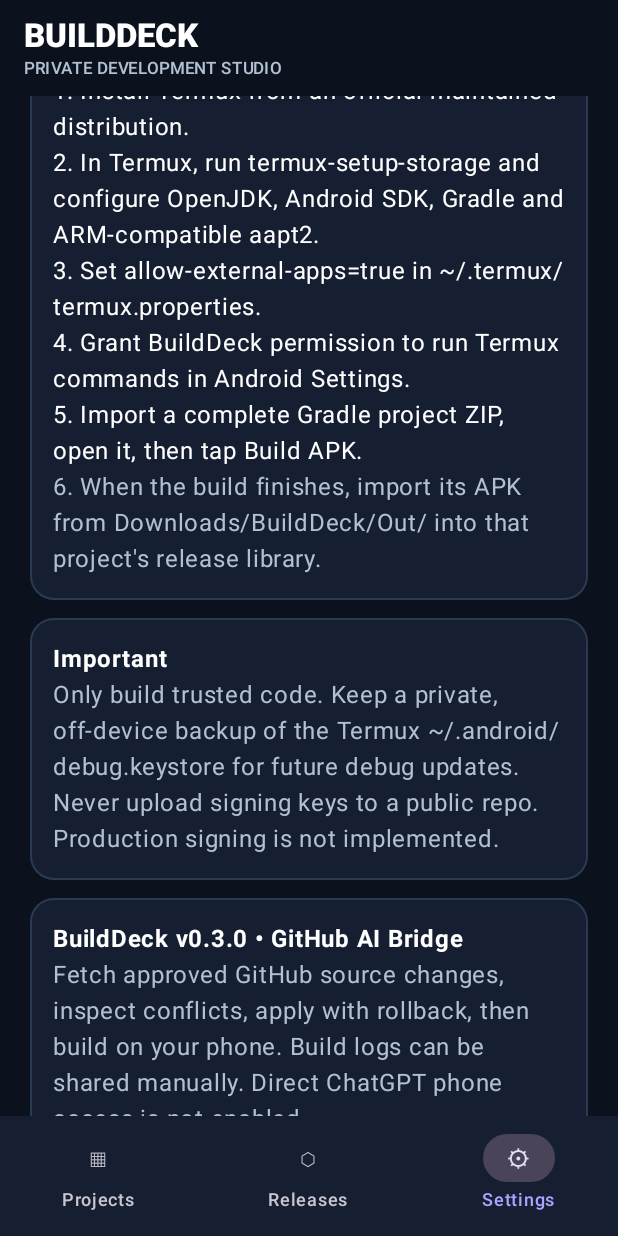
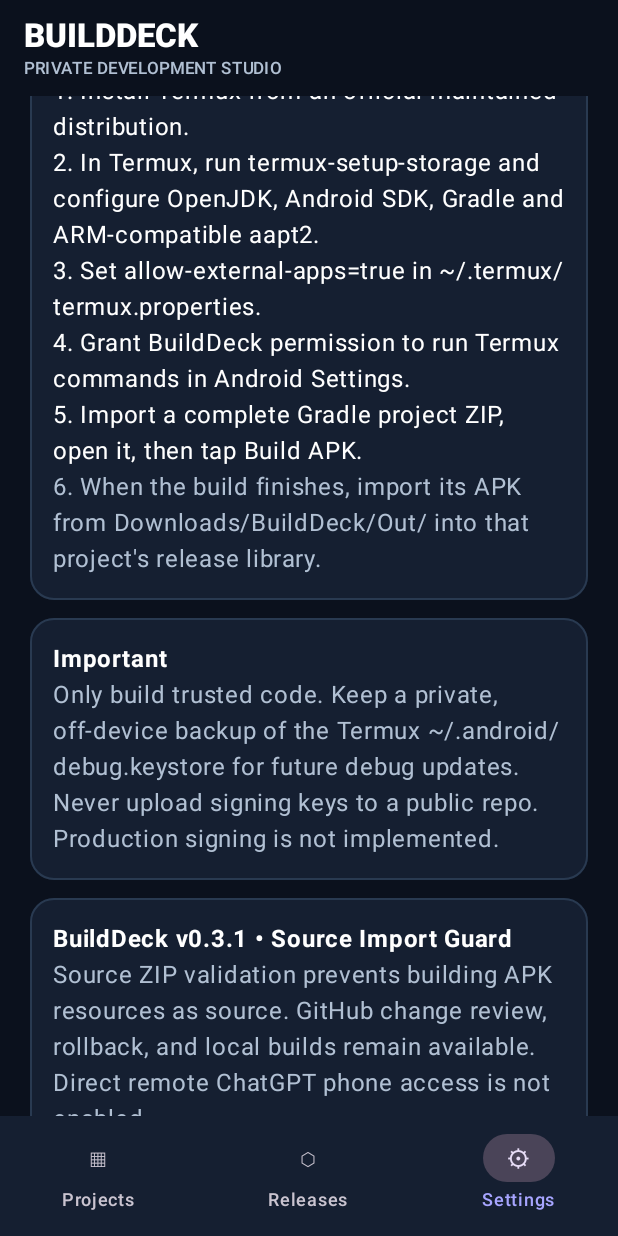
Before and after one commit to luischairez12-ui/BuildDeck, an Android app built with Jetpack Compose: the screen it shows after launch (MainActivity), item 3 of the bottom bar chosen, scrolled down 476 dp, on a phone screen of 412 x 824 dp. Run offline under Robolectric (Android 15) with nearby library versions, the phone set to English and light mode, and no system bars.

Commit message:
Update BuildDeck 0.3.1 diagnostics footer

```diff
--- a/app/src/main/java/com/builddeck/mobile/MainActivity.kt
+++ b/app/src/main/java/com/builddeck/mobile/MainActivity.kt
@@ -855,8 +855,8 @@ private fun SettingsPage(outputConnected: Boolean, onConnect: () -> Unit, onDisc
             Text("Only build trusted code. Keep a private, off-device backup of the Termux ~/.android/debug.keystore for future debug updates. Never upload signing keys to a public repo. Production signing is not implemented.", color = TextSoft)
         }
         ContentPanel {
-            Text("BuildDeck v0.3.0 • GitHub AI Bridge", fontWeight = FontWeight.Bold)
-            Text("Fetch approved GitHub source changes, inspect conflicts, apply with rollback, then build on your phone. Build logs can be shared manually. Direct ChatGPT phone access is not enabled.", color = TextSoft)
+            Text("BuildDeck v0.3.1 • Source Import Guard", fontWeight = FontWeight.Bold)
+            Text("Source ZIP validation prevents building APK resources as source. GitHub change review, rollback, and local builds remain available. Direct remote ChatGPT phone access is not enabled.", color = TextSoft)
         }
     }
 }
```
